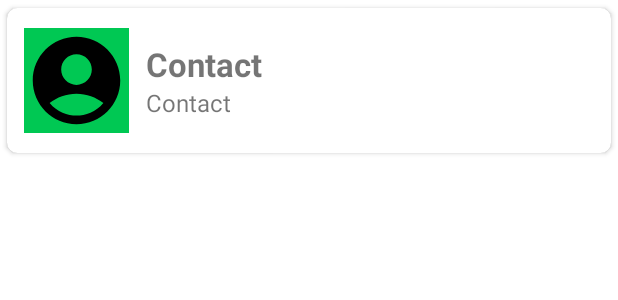
After one commit to tem-mahadi/WhatsApp, an Android app: the layout recycler_view.xml on its own in the app's theme, with its tools: preview values and no code run, on a phone screen of 412 x 824 dp. The commit adds this screen. Shown: the top 300 px of the screen. Run offline under Robolectric (Android 15) with nearby library versions, the phone set to English and light mode, and no system bars.

Commit message:
fixed bugs

```diff
--- a/app/src/main/java/com/example/firstapp/LoginPage2.java
+++ b/app/src/main/java/com/example/firstapp/LoginPage2.java
@@ -30,6 +30,7 @@ public class LoginPage2 extends AppCompatActivity {
             public void onClick(View view) {
                 if(check()){
                     Intent intent = new Intent(LoginPage2.this,MainActivity.class);
+                    intent.putExtra("username",usernm);
                     startActivity(intent);
                     finish();
                 } else
--- /dev/null
+++ b/app/src/main/res/drawable/baseline_account_circle_24.xml
@@ -0,0 +1,5 @@
+<vector android:height="24dp" android:tint="#000000"
+    android:viewportHeight="24" android:viewportWidth="24"
+    android:width="24dp" xmlns:android="http://schemas.android.com/apk/res/android">
+    <path android:fillColor="@android:color/white" android:pathData="M12,2C6.48,2 2,6.48 2,12s4.48,10 10,10s10,-4.48 10,-10S17.52,2 12,2zM12,6c1.93,0 3.5,1.57 3.5,3.5S13.93,13 12,13s-3.5,-1.57 -3.5,-3.5S10.07,6 12,6zM12,20c-2.03,0 -4.43,-0.82 -6.14,-2.88C7.55,15.8 9.68,15 12,15s4.45,0.8 6.14,2.12C16.43,19.18 14.03,20 12,20z"/>
+</vector>
--- a/app/src/main/res/layout/header.xml
+++ b/app/src/main/res/layout/header.xml
@@ -8,15 +8,17 @@
     android:padding="11dp"
     >
     <ImageView
-        android:layout_width="50dp"
-        android:layout_height="50dp"
+        android:layout_width="70dp"
+        android:layout_height="70dp"
         android:src="@drawable/sharp_ar_on_you_24"
         android:layout_marginBottom="11dp"
+        android:id="@+id/setimg"
         />
     <TextView
         android:layout_width="wrap_content"
         android:layout_height="wrap_content"
         android:text="Hi Dear,\nWhat's Up?"
+        android:id="@+id/headerName"
         />
 
 </LinearLayout>
--- /dev/null
+++ b/app/src/main/res/layout/recycler_view.xml
@@ -0,0 +1,45 @@
+<?xml version="1.0" encoding="utf-8"?>
+<androidx.cardview.widget.CardView xmlns:android="http://schemas.android.com/apk/res/android"
+    android:layout_width="match_parent"
+    android:layout_height="wrap_content"
+    xmlns:app="http://schemas.android.com/apk/res-auto"
+    app:cardCornerRadius="7dp"
+    app:cardUseCompatPadding="true"
+    >
+    <LinearLayout
+        android:layout_width="match_parent"
+        android:layout_height="wrap_content"
+        android:padding="11dp"
+        android:gravity="center_vertical"
+        >
+        <ImageView
+            android:layout_width="70dp"
+            android:layout_height="70dp"
+            android:id="@+id/cntcim"
+            android:src="@drawable/baseline_account_circle_24"
+            android:background="#00C853"
+            />
+        <LinearLayout
+            android:layout_width="match_parent"
+            android:layout_height="wrap_content"
+            android:padding="11dp"
+            android:orientation="vertical"
+            >
+            <TextView
+                android:layout_width="match_parent"
+                android:layout_height="wrap_content"
+                android:text="Contact"
+                android:textSize="22sp"
+                android:textStyle="bold"
+                android:id="@+id/name"/>
+            <TextView
+                android:layout_width="match_parent"
+                android:layout_height="wrap_content"
+                android:text="Contact"
+                android:textSize="16sp"
+                android:id="@+id/number"/>
+
+        </LinearLayout>
+    </LinearLayout>
+
+</androidx.cardview.widget.CardView>
```
Also changed, not shown: app/src/main/java/com/example/firstapp/Chats.java (+13 -2 lines), app/src/main/java/com/example/firstapp/MainActivity.java (+39 -1 lines), app/src/main/java/com/example/firstapp/recyclerAdapter.java (added, +47 -0 lines), app/src/main/res/layout/fragment_chats.xml (+15 -1 lines).
